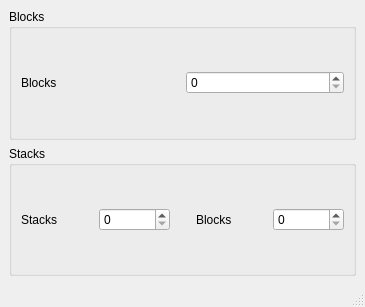
CeruleanDerpo/blocks2stacks, file blocks2stacks.ui: the form before one commit.
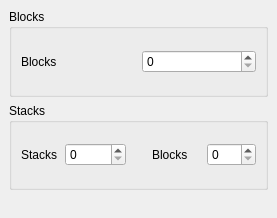
The form after the commit.

Commit message: Changed window size rules

What changed in the file:
```diff
--- a/blocks2stacks.ui
+++ b/blocks2stacks.ui
@@ -6,10 +6,16 @@
    <rect>
     <x>0</x>
     <y>0</y>
-    <width>365</width>
-    <height>307</height>
+    <width>277</width>
+    <height>218</height>
    </rect>
   </property>
+  <property name="maximumSize">
+   <size>
+    <width>560</width>
+    <height>360</height>
+   </size>
+  </property>
   <property name="windowTitle">
    <string>blocks2stacks</string>
   </property>
@@ -94,8 +100,11 @@
            </item>
            <item>
             <widget class="QSpinBox" name="blocksSpinBox">
+             <property name="minimum">
+              <number>0</number>
+             </property>
              <property name="maximum">
-              <number>99999</number>
+              <number>63</number>
              </property>
             </widget>
            </item>
@@ -118,7 +127,11 @@
     </rect>
    </property>
   </widget>
-  <widget class="QStatusBar" name="statusbar"/>
+  <widget class="QStatusBar" name="statusbar">
+   <property name="sizeGripEnabled">
+    <bool>false</bool>
+   </property>
+  </widget>
  </widget>
  <resources/>
  <connections/>
```
Left out of the diff: 2 changed lines with no effect on the pictures. The commit also changes 1 other file.
